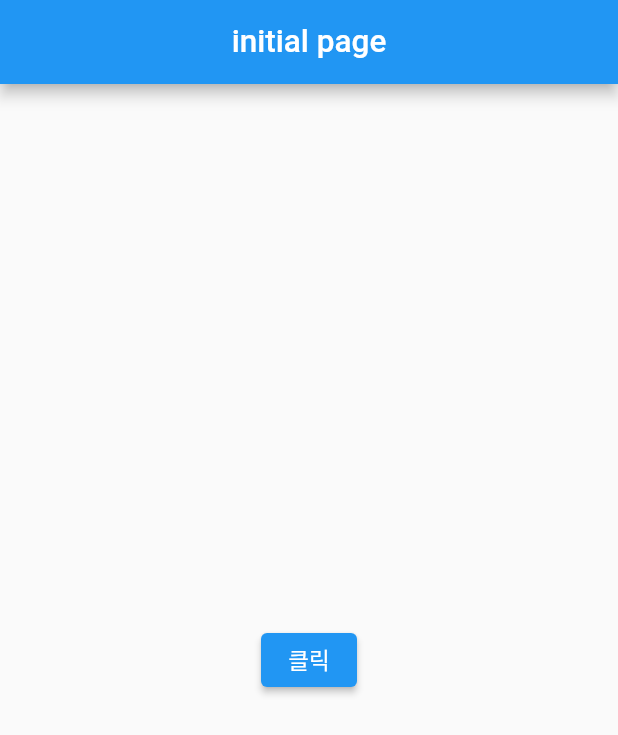
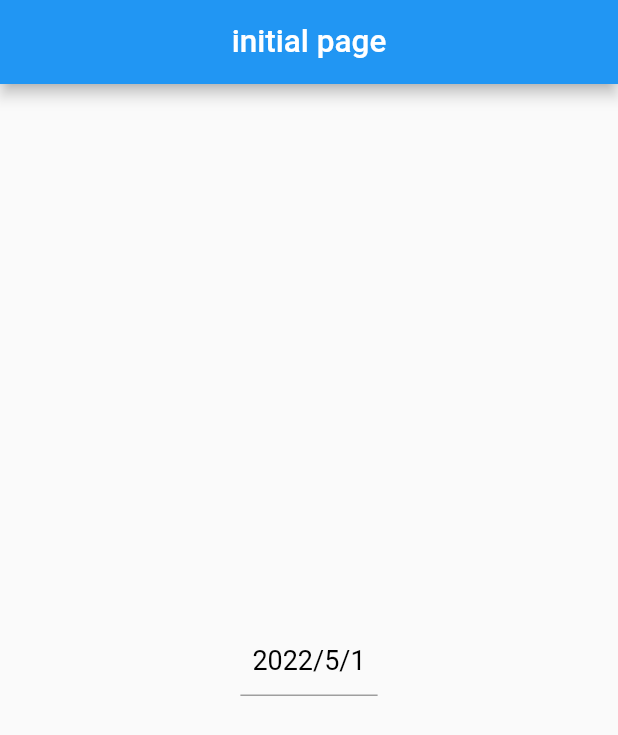
Before and after one commit to shseok/flutter_riverpod_diary, a Flutter app: the screen it shows after launch, on a phone screen of 412 x 824 dp. Shown: the top 735 px of the screen. Run offline on Flutter 3.47's test engine with Material 2 defaults, Android fonts, the phone set to English and light mode, and no system bars.

Commit message:
this is for capstone

```diff
--- a/lib/main.dart
+++ b/lib/main.dart
@@ -1,6 +1,7 @@
 import 'package:flutter/material.dart'; // 기본 내장
 import 'package:flutter_localizations/flutter_localizations.dart';
 import 'package:intl/intl.dart';
+
 // 등록 후 내장
 void main() => runApp(MyApp());
 
@@ -23,8 +24,24 @@ class MyApp extends StatelessWidget {
   }
 }
 
-class MyPage extends StatelessWidget {
+class MyPage extends StatefulWidget {
   const MyPage({Key? key}) : super(key: key);
+
+  @override
+  State<MyPage> createState() => _MyPageState();
+}
+
+class _MyPageState extends State<MyPage> {
+  DateTime? date;
+  final today = DateTime.now().add(const Duration(hours: 9));
+
+  String getText() {
+    if (date == null) {
+      return '${'${today.year}/${today.month}/${today.day}'}';
+    } else {
+      return '${'${date!.year}/${date!.month}/${date!.day}'}';
+    }
+  }
 
   @override
   Widget build(BuildContext context) {
@@ -34,18 +51,30 @@ class MyPage extends StatelessWidget {
           centerTitle: true,
         ),
         body: Center(
-          child: ElevatedButton(
-            child: Text('클릭'),
-            onPressed: () {
-              showDatePicker(
-                  initialEntryMode : DatePickerEntryMode.calendarOnly,
+          child: DecoratedBox(
+              child: TextButton(
+                child: Text(getText(), style: TextStyle(color: Colors.black, fontSize: 18.0, fontWeight: FontWeight.w400)),
+                onPressed: () => pickDate(context),
+              ),
+              decoration: BoxDecoration(
+                border: Border(
+                  bottom: BorderSide(color: Colors.grey),
+                ),
+              )),
+        ));
+  }
+
+  Future pickDate(BuildContext context) async {
+    final initialDate = DateTime.now().add(const Duration(hours: 9));
+    final newDate = await showDatePicker(
+        initialEntryMode: DatePickerEntryMode.calendarOnly,
         context: context,
         helpText: '',
-                  initialDate: DateTime.now(),
-                  firstDate: DateTime(2010),
-                  lastDate: DateTime(2025),
-                  builder: (context, child) =>
-                      Theme(
+        initialDate: initialDate,
+        // date ?? initialDate,
+        firstDate: DateTime(initialDate.year - 5),
+        lastDate: DateTime(initialDate.year + 5),
+        builder: (context, child) => Theme(
               data: ThemeData().copyWith(
                 colorScheme: ColorScheme.light(
                   primary: Color(0xffA876DE),
@@ -56,10 +85,11 @@ class MyPage extends StatelessWidget {
                 dialogTheme: DialogTheme(),
               ),
               child: child!,
-                      )
-              );
-            },
-          ),
             ));
+    if (newDate == null) return; // 취소 버튼 클릭
+
+    setState(() {
+      date = newDate;
+    });
   }
 }
```
Lines whose indentation alone changed are shown as unchanged.
